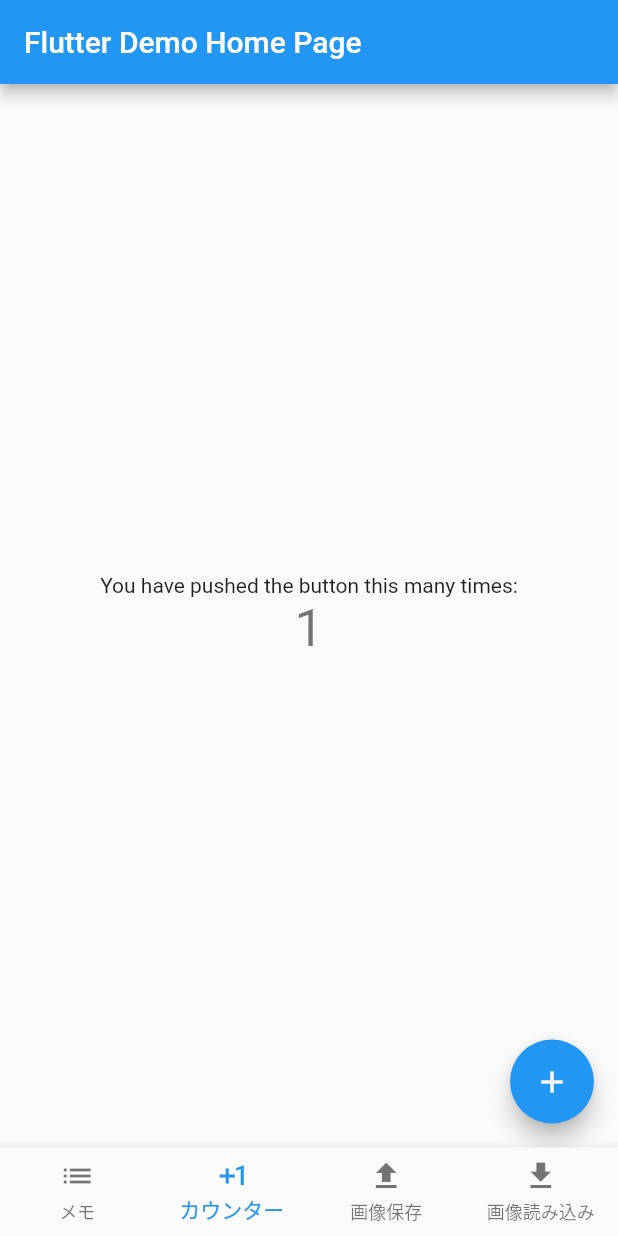
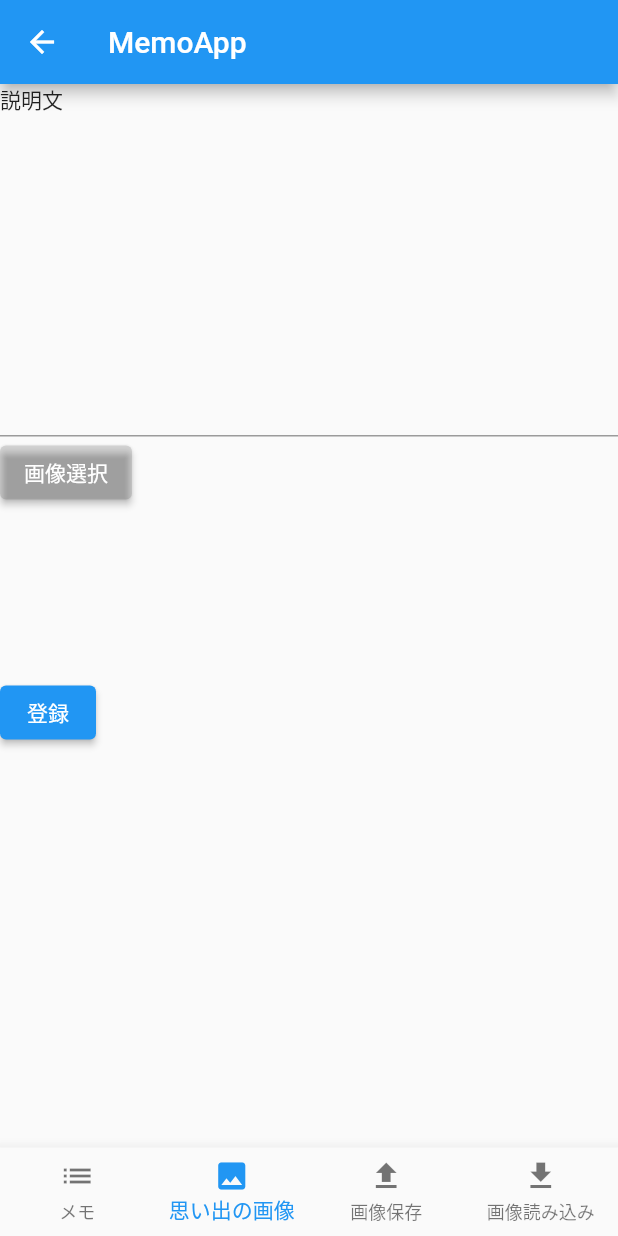
Before and after one commit to applefujii/flutter_test, a Flutter app: the screen it shows after launch, item 2 of the bottom bar chosen, after a tap on the "add" icon, on a phone screen of 412 x 824 dp. Run offline on Flutter 3.47's test engine with Material 2 defaults, Android fonts, the phone set to English and light mode, and no system bars; our stand-ins replace flutter_image_compress, flutter_riverpod, image_picker, sqflite, sqflite_common, sqflite_common_ffi; missing offline and left inert: share_extend; accounts and stored records are empty.

Commit message:
画像の一覧表示、追加の画面と機能を追加。 削除は未実装です。

```diff
--- a/lib/main.dart
+++ b/lib/main.dart
@@ -1,4 +1,5 @@
 import 'package:flutter/material.dart';
+import 'package:flutter_project/view/memories_image_list_view.dart';
 import 'package:flutter_riverpod/flutter_riverpod.dart';
 import 'package:sqflite_common_ffi/sqflite_ffi.dart';
 
@@ -43,7 +44,7 @@ class _MyHomePageState extends State<MyHomePage> {
   //-- ボトムナビゲーションバーで遷移する画面のクラス
   static const _screens = [
     MemoListView(),
-    SecondScreenView(),
+    MemoriesImageListView(),
     ImageSaveView(),
     ImageLoadView(),
   ];
@@ -69,7 +70,7 @@ class _MyHomePageState extends State<MyHomePage> {
         onTap: _onItemTapped,
         items: const <BottomNavigationBarItem>[
           BottomNavigationBarItem(icon: Icon(Icons.list), label: 'メモ'),
-          BottomNavigationBarItem(icon: Icon(Icons.exposure_plus_1), label: 'カウンター'),
+          BottomNavigationBarItem(icon: Icon(Icons.image), label: '思い出の画像'),
           BottomNavigationBarItem(icon: Icon(Icons.file_upload), label: '画像保存'),
           BottomNavigationBarItem(icon: Icon(Icons.file_download), label: '画像読み込み'),
         ],
--- /dev/null
+++ b/lib/model/memories_image.dart
@@ -0,0 +1,136 @@
+import 'dart:async';
+import 'dart:io';
+
+import 'package:path/path.dart';
+import 'package:path_provider/path_provider.dart';
+import 'package:sqflite/sqflite.dart';
+
+import 'package:sqflite_common/sqlite_api.dart';
+import 'package:sqflite_common_ffi/sqflite_ffi.dart';
+
+
+
+/// MemoriesImageのモデル + データベース操作
+/// id
+class MemoriesImage {
+
+  final int? id;
+  final String fileName;
+  final String text;
+
+  MemoriesImage({this.id, required this.fileName, required this.text});
+  MemoriesImage.clone(MemoriesImage obj): this(id:obj.id, fileName: obj.fileName, text: obj.text);
+
+  Map<String, dynamic> toMap() {
+    return {
+      'id': id,
+      'fileName': fileName,
+      'text': text,
+    };
+  }
+
+
+  /////////////////////// 以下静的関数でデータベース操作を定義 ////////////////////////////////////////////////
+
+  /// ゲッター。データベースに接続（なければテーブル作成）して戻す。
+  static Future<Database> get database async {
+    //-- 関数。テーブルの作成
+    FutureOr onCreate(db, value) async {
+      db.execute('''
+        CREATE TABLE memories_image(id INTEGER PRIMARY KEY, fileName TEXT, text TEXT)
+      ''');
+    }
+
+    Database? _database = null;
+
+    //-- PCの場合
+    if (Platform.isLinux || Platform.isWindows) {
+      String path = join(Directory.current.path, 'data', 'memories_image_database.db');
+      var databaseFactory = databaseFactoryFfi;
+      final options = OpenDatabaseOptions(
+        version: 1,
+        onCreate: (db, version) => onCreate(db, version),
+      );
+      print(path);
+      _database = await databaseFactory.openDatabase(path, options: options);
+    }
+    //-- スマホの場合
+    else {
+      String dir = (await getApplicationDocumentsDirectory()).path;
+      _database = await openDatabase(
+        //join(await getDatabasesPath(), 'memo_database.db'),
+        join(dir, 'memories_image_database.db'),
+        onCreate: (db, version) {
+          return db.execute(
+            "CREATE TABLE memories_image(id INTEGER PRIMARY KEY, fileName TEXT, text TEXT)",
+          );
+        },
+        version: 1,
+      );
+    }
+    // print("get");
+    // print(_database.toString());
+    // await _database.delete( 'memories_image' );
+    return _database;
+  }
+
+  /// 1件追加
+  static Future<void> insert(MemoriesImage memoriesImage) async {
+    // print(memoriesImage.id);
+    // print(memoriesImage.fileName);
+    // print(memoriesImage.text);
+    final Database db = await database;
+    await db.insert(
+      'memories_image',
+      memoriesImage.toMap(),
+      conflictAlgorithm: ConflictAlgorithm.replace,
+    );
+  }
+
+  /// 全件取得
+  static Future<List<MemoriesImage>> getAll() async {
+    final Database db = await database;
+    final List<Map<String, dynamic>> maps = await db.query('memories_image');
+    return List.generate(maps.length, (i) {
+      return MemoriesImage(
+        id: maps[i]['id'],
+        fileName: maps[i]['fileName'],
+        text: maps[i]['text'],
+      );
+    });
+  }
+
+  /// 1件取得
+  static Future<MemoriesImage> get(int id) async {
+    final Database db = await database;
+    final List<Map<String, dynamic>> maps = await db.query('memories_image', where: "id = ?", whereArgs: [id]);
+    return MemoriesImage(
+      id: maps[0]['id'],
+      fileName: maps[0]['title'],
+      text: maps[0]['text'],
+    );
+  }
+
+  /// 更新
+  static Future<void> update(MemoriesImage memoriesImage) async {
+    final db = await database;
+    await db.update(
+      'memories_image',
+      memoriesImage.toMap(),
+      where: "id = ?",
+      whereArgs: [memoriesImage.id],
+      conflictAlgorithm: ConflictAlgorithm.fail,
+    );
+  }
+
+  /// 1件削除
+  static Future<void> delete(int id) async {
+    final db = await database;
+    await db.delete(
+      'memories_image',
+      where: "id = ?",
+      whereArgs: [id],
+    );
+  }
+
+}
--- /dev/null
+++ b/lib/utility/generate_random.dart
@@ -0,0 +1,16 @@
+import 'dart:math';
+
+/*
+  ランダム文字列の作成
+ */
+
+class GenerateRandom {
+
+  static String generateString([int length = 16]) {
+    const charset = '0123456789ABCDEFGHIJKLMNOPQRSTUVXYZabcdefghijklmnopqrstuvwxyz';
+    final random = Random.secure();
+    final randomStr =  List.generate(length, (_) => charset[random.nextInt(charset.length)]).join();
+    return randomStr;
+  }
+
+}
--- a/lib/view/image_load_view.dart
+++ b/lib/view/image_load_view.dart
@@ -51,12 +51,14 @@ class _ImageLoadWidgetState extends State<ImageLoadWidget> {
           width: double.infinity,
           child: image == null ?
           const Text('画像がありません')
-              : ImagePopup(image:image!),
+              : GestureDetector(
+                  child: ImagePopup(image:image!, text:"test")
+          )
         )
       ),
       floatingActionButton: FloatingActionButton(
         onPressed: () async {
-          image = await imageIO.loadImage();
+          image = await imageIO.loadImage("1.jpg");
           setState(() => {});
         },
         tooltip: 'load image',
--- a/lib/view/image_save_view.dart
+++ b/lib/view/image_save_view.dart
@@ -57,7 +57,7 @@ class _ImageLoadWidgetState extends State<ImageLoadWidget> {
         onPressed: () async {
           image = await imageIO.pickImage();
           setState(() => {});
-          await imageIO.saveImage(image!);
+          await imageIO.saveImage(image!, "1");
         },
         tooltip: 'pick image',
         child: const Icon(Icons.add),
--- a/lib/view/memo_add_view.dart
+++ b/lib/view/memo_add_view.dart
@@ -72,8 +72,8 @@ class _MemoFormWidgetState extends State<MemoFormWidget> {
             Padding(
               padding: const EdgeInsets.symmetric(vertical: 16.0),
               child: ElevatedButton(
-                onPressed: () {
-                  insertMemo();
+                onPressed: () async {
+                  await insertMemo();
                   Navigator.pop(context);
                   if (_formKey.currentState!.validate()) {
                     // Process data.
--- a/lib/view/memo_list_view.dart
+++ b/lib/view/memo_list_view.dart
@@ -47,8 +47,7 @@ class MemoListWidget extends ConsumerWidget {
           )
         ],
       ),
-      body: Center(
-          child: Container(
+      body: Container(
         width: double.infinity,
         // これで囲むと画面外も画像化できる
         child: SingleChildScrollView(
@@ -91,7 +90,6 @@ class MemoListWidget extends ConsumerWidget {
             ),
           ),
         ),
-          )
       ),
       floatingActionButton: FloatingActionButton(
         onPressed: () {
--- /dev/null
+++ b/lib/view/memories_image_add_view.dart
@@ -0,0 +1,115 @@
+import 'package:flutter/material.dart';
+import 'dart:io';
+
+import 'package:flutter_project/model/memories_image.dart';
+import 'package:flutter_project/utility/generate_random.dart';
+
+import '../utility/image_io.dart';
+
+class MemoriesImageAddView extends StatelessWidget {
+  // const SecondScreen({Key? key}) : super(key: key);
+  const MemoriesImageAddView();
+
+  @override
+  Widget build(BuildContext context) {
+    return Scaffold(
+      appBar: AppBar(
+        title: const Text("MemoApp"),
+      ),
+      body: const MemoriesImageFormWidget(),
+    );
+  }
+}
+
+class MemoriesImageFormWidget extends StatefulWidget {
+  const MemoriesImageFormWidget({Key? key}) : super(key: key);
+
+  @override
+  State<StatefulWidget> createState() => _MemoriesImageFormWidgetState();
+}
+
+class _MemoriesImageFormWidgetState extends State<MemoriesImageFormWidget> {
+  final GlobalKey<FormState> _formKey = GlobalKey<FormState>();
+
+  final ImageIO imageIO = ImageIO();
+
+  late String text;
+  File? image;
+
+  @override
+  Widget build(BuildContext context) {
+    return Form(
+      key: _formKey,
+      child: SingleChildScrollView(
+        child: Column(
+          crossAxisAlignment: CrossAxisAlignment.start,
+          children: <Widget>[
+            const Text("説明文"),
+            TextFormField(
+              decoration: const InputDecoration(
+                hintText: '',
+              ),
+              validator: (String? value) {
+                if (value == null || value.isEmpty) {
+                  return 'Please enter some text';
+                }
+                if (value.length > 140) {
+                  return 'text longer';
+                }
+                return null;
+              },
+              onChanged: (text) {
+                this.text = text;
+              },
+              maxLines: 10,
+            ),
+            // 画像選択ボタン
+            ElevatedButton(
+              style: ElevatedButton.styleFrom(
+                primary: Colors.black12, // background
+                onPrimary: Colors.white, // foreground
+              ),
+              onPressed: () async {
+                image = await imageIO.pickImage();
+                setState( (){} );
+              },
+              child: const Text('画像選択'),
+            ),
+            SizedBox(
+              width: 96,
+              height: 96,
+              child: image == null ?
+              const Text('')
+                  : Image.file(image!, fit: BoxFit.cover),
+            ),
+            Padding(
+              padding: const EdgeInsets.symmetric(vertical: 16.0),
+              child: ElevatedButton(
+                onPressed: () async {
+                  if(image == null) return;
+                  await insertMemoriesImage();
+                  Navigator.pop(context);
+                  if (_formKey.currentState!.validate()) {
+                    // Process data.
+                  }
+                },
+                child: const Text('登録'),
+              ),
+            ),
+          ],
+        ),
+      ),
+    );
+  }
+
+
+
+  Future<void> insertMemoriesImage() async {
+    String fileName = GenerateRandom.generateString();
+    fileName = await imageIO.saveImage(image!, fileName);
+    fileName = fileName.split("/").last;
+    MemoriesImage memoriesImage = MemoriesImage(fileName:fileName, text:text);
+    await MemoriesImage.insert(memoriesImage);
+  }
+
+}
--- /dev/null
+++ b/lib/view/memories_image_list_view.dart
@@ -0,0 +1,121 @@
+import 'package:flutter/material.dart';
+import 'package:flutter_project/component/image_popup.dart';
+import 'package:flutter_riverpod/flutter_riverpod.dart';
+
+import 'package:flutter_project/view_model/memories_image_list_view_model.dart';
+import 'package:flutter_project/view/memories_image_add_view.dart';
+
+/*
+* MVVMモデルを使用
+*/
+class MemoriesImageListView extends StatelessWidget {
+  const MemoriesImageListView({Key? key}) : super(key: key);
+
+  // This widget is the root of your application.
+  @override
+  Widget build(BuildContext context) {
+    return MaterialApp(
+      title: 'MemoApp',
+      theme: ThemeData(
+
+        primarySwatch: Colors.blue,
+      ),
+      home: MemoriesImageListWidget(title: 'MemoApp'),
+    );
+  }
+}
+
+// extends StatefulWidget ではなく ConsumerWidget
+class MemoriesImageListWidget extends ConsumerWidget {
+  MemoriesImageListWidget({Key? key, required this.title}) : super(key: key);
+
+  final String title;
+  final GlobalKey shareKey = GlobalKey();
+
+  @override
+  Widget build(BuildContext context, WidgetRef ref) {
+    // ViewModelクラス
+    final _viewModel = ref.watch(memoriesImageListModelProvider);
+    print(_viewModel.lMemoriesImage.length);
+
+    return Scaffold(
+      appBar: AppBar(
+        title: Text(title),
+        actions: <Widget>[
+          IconButton(
+              icon: const Icon(Icons.share),
+              onPressed: () => _viewModel.shareScreenShot(shareKey)
+          )
+        ],
+      ),
+      body: Container(
+        width: double.infinity,
+        // これで囲むと画面外も画像化できる
+        child: SingleChildScrollView(
+          primary: true,
+          padding: const EdgeInsets.only(bottom: 82),
+          // RepaintBoundary以下が画像化される
+          child: RepaintBoundary(
+            key: shareKey,
+            child: GridView.builder(
+              gridDelegate: const SliverGridDelegateWithFixedCrossAxisCount(
+                crossAxisCount: 2,
+                mainAxisSpacing: 8,
+                crossAxisSpacing: 8,
+              ),
+              padding: const EdgeInsets.only(top: 8, bottom: 8, left: 8, right: 8),
+              itemCount: _viewModel.lMemoriesImage.length,
+              primary: false,
+              // これを指定しないと縦の大きさが無限大になってしまう
+              shrinkWrap: true,
+              itemBuilder: (BuildContext context, int index) {
+                return GestureDetector(
+                  onTap: () {
+                    // TODO: 長押しで選択する
+                  //   Navigator.push(
+                  //     context,
+                  //     MaterialPageRoute(builder: (context) => MemoViewView(memoId: _viewModel.lMemo[index].id ?? 0)),
+                  //   ).then((value) {
+                  //     _viewModel.loadMemos();
+                  //   });
+                  },
+                  child: Container(
+                    decoration: BoxDecoration(
+                      color: Colors.white70,
+                      border: Border.all(
+                          color: Colors.black,
+                          width: 1,
+                      ),
+                    ),
+                    child: ImagePopup(
+                        image:_viewModel.lImage[index],
+                        text:_viewModel.lMemoriesImage[index].text
+                    ),
+                    // Text(
+                    //   _viewModel.lMemoriesImage[index].text,
+                    //   style: const TextStyle(
+                    //     fontSize: 20,
+                    //   ),
+                    // ),
+                  ),
+                );
+              },
+            ),
+          ),
+        ),
+      ),
+      floatingActionButton: FloatingActionButton(
+        onPressed: () {
+          Navigator.push(
+            context,
+            MaterialPageRoute(builder: (context) => MemoriesImageAddView()),
+          ).then((value) async {
+            await _viewModel.loadMemoriesImages();
+          });
+        },
+        tooltip: 'Add memo',
+        child: const Icon(Icons.add),
+      ), // This trailing comma makes auto-formatting nicer for build methods.
+    );
+  }
+}
--- /dev/null
+++ b/lib/view_model/memories_image_list_view_model.dart
@@ -0,0 +1,51 @@
+import 'package:flutter/material.dart';
+import 'dart:io';
+import 'package:flutter_riverpod/flutter_riverpod.dart';
+
+import 'package:flutter_project/model/memories_image.dart';
+import 'package:flutter_project/utility/image_io.dart';
+
+
+// ViewModelの実体
+final memoriesImageListModelProvider = ChangeNotifierProvider((ref) => MemoriesImageListViewModel());
+
+// ViewModelは ChangeNotifierを継承
+class MemoriesImageListViewModel extends ChangeNotifier {
+
+  final ImageIO imageIO = ImageIO();
+
+  List<MemoriesImage> _lMemoriesImage = [];
+  List<File?> _lImage = [];
+  bool _isLoading = false;
+
+  // TODO:長押しで(複数)選択 → 削除
+
+  MemoriesImageListViewModel() {
+    loadMemoriesImages();
+  }
+
+  /// MemoriesImageを全て読み込む
+  Future<void> loadMemoriesImages() async {
+    _isLoading = true;
+    notifyListeners();
+    _lMemoriesImage = await MemoriesImage.getAll();
+    _lImage.clear();
+    _lMemoriesImage.forEach( (item) async {
+      _lImage.add(await imageIO.loadImage(item.fileName));
+    });
+    _isLoading = false;
+    // これを呼ぶとviewが更新される
+    notifyListeners();
+  }
+
+  /// スクリーンショットを撮ってシェア
+  void shareScreenShot(GlobalKey shareKey) {
+    imageIO.shareImageAndText("share", shareKey);
+  }
+
+  //------------------- getter -------------------------
+  List<MemoriesImage> get lMemoriesImage => _lMemoriesImage;
+  List<File?> get lImage => _lImage;
+  bool get isLoading => _isLoading;
+
+}
```
Also changed, not shown: lib/component/image_popup.dart (+13 -14 lines), lib/utility/image_io.dart (+6 -4 lines), pubspec.lock. Lines whose indentation alone changed are shown as unchanged.
